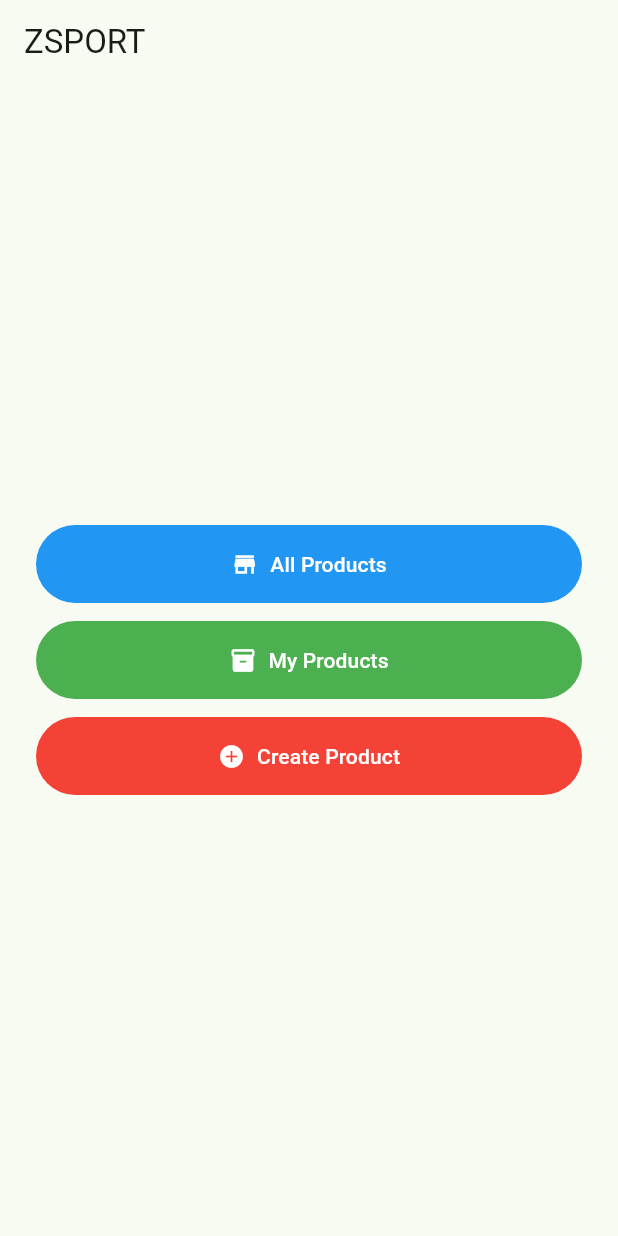
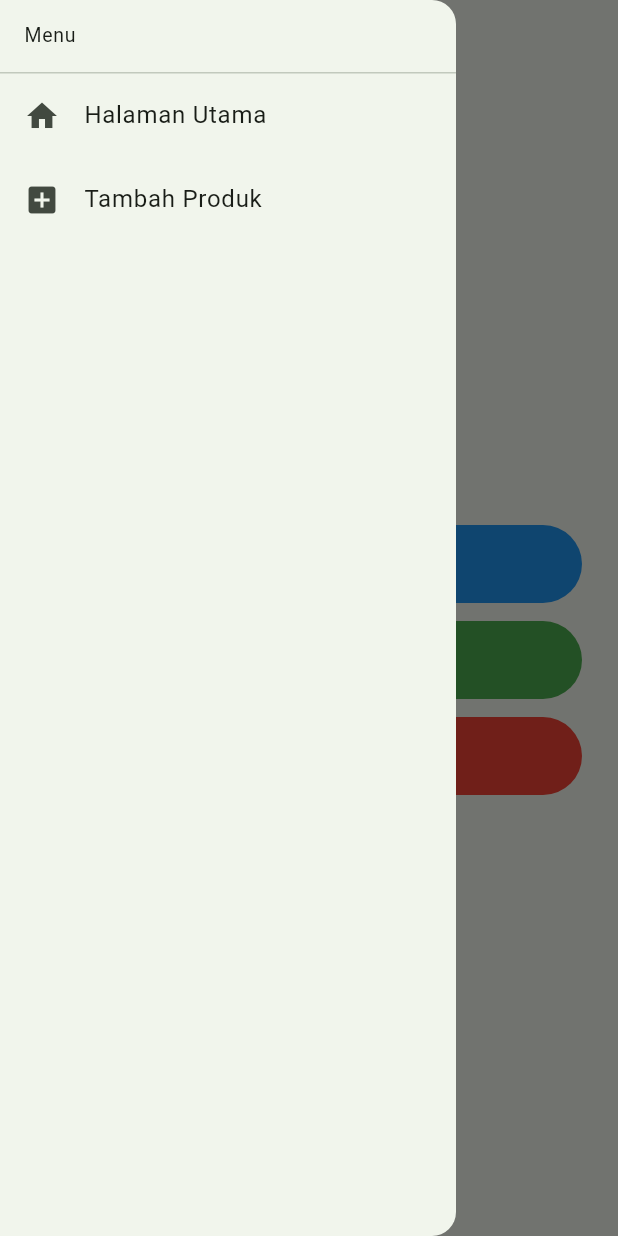
Before and after one commit to izziewizzle/zsport-mobile, a Flutter app: the screen it shows after launch, with the side drawer open (before the commit the screen has no drawer), on a phone screen of 412 x 824 dp. Run offline on Flutter 3.47's test engine with Material 3 defaults, Android fonts, the light colour scheme and no system bars.

Commit message:
TUGAS8 DONE

```diff
--- a/lib/main.dart
+++ b/lib/main.dart
@@ -1,4 +1,6 @@
 import 'package:flutter/material.dart';
+import 'screens/home_page.dart';
+import 'screens/add_product_page.dart';
 
 void main() => runApp(const ZSPORTApp());
 
@@ -11,83 +13,11 @@ class ZSPORTApp extends StatelessWidget {
       title: 'ZSPORT',
       debugShowCheckedModeBanner: false,
       theme: ThemeData(useMaterial3: true, colorSchemeSeed: Colors.green),
-      home: const ZSPORTHomePage(),
+      initialRoute: '/',
+      routes: {
+        '/': (_) => const ZSPORTHomePage(),
+        '/add-product': (_) => const AddProductPage(),
+      },
     );
   }
 }
-
-class ZSPORTHomePage extends StatelessWidget {
-  const ZSPORTHomePage({super.key});
-
-  void _showSnack(BuildContext context, String message) {
-    final m = ScaffoldMessenger.of(context);
-    m.clearSnackBars();
-    m.showSnackBar(SnackBar(content: Text(message)));
-  }
-
-  @override
-  Widget build(BuildContext context) {
-    return Scaffold(
-      appBar: AppBar(title: const Text('ZSPORT')),
-      body: Center(
-        child: Padding(
-          padding: const EdgeInsets.all(24),
-          child: Column(
-            mainAxisSize: MainAxisSize.min,
-            children: [
-              // All Products (Biru)
-              SizedBox(
-                width: double.infinity,
-                child: FilledButton.icon(
-                  icon: const Icon(Icons.store),
-                  label: const Text('All Products'),
-                  style: FilledButton.styleFrom(
-                    backgroundColor: Colors.blue,
-                    foregroundColor: Colors.white,
-                    padding: const EdgeInsets.symmetric(vertical: 16),
-                  ),
-                  onPressed: () =>
-                      _showSnack(context, 'Kamu telah menekan tombol All Products'),
-                ),
-              ),
-              const SizedBox(height: 12),
-
-              // My Products (Hijau)
-              SizedBox(
-                width: double.infinity,
-                child: FilledButton.icon(
-                  icon: const Icon(Icons.inventory_2),
-                  label: const Text('My Products'),
-                  style: FilledButton.styleFrom(
-                    backgroundColor: Colors.green,
-                    foregroundColor: Colors.white,
-                    padding: const EdgeInsets.symmetric(vertical: 16),
-                  ),
-                  onPressed: () =>
-                      _showSnack(context, 'Kamu telah menekan tombol My Products'),
-                ),
-              ),
-              const SizedBox(height: 12),
-
-              // Create Product (Merah)
-              SizedBox(
-                width: double.infinity,
-                child: FilledButton.icon(
-                  icon: const Icon(Icons.add_circle),
-                  label: const Text('Create Product'),
-                  style: FilledButton.styleFrom(
-                    backgroundColor: Colors.red,
-                    foregroundColor: Colors.white,
-                    padding: const EdgeInsets.symmetric(vertical: 16),
-                  ),
-                  onPressed: () =>
-                      _showSnack(context, 'Kamu telah menekan tombol Create Product'),
-                ),
-              ),
-            ],
-          ),
-        ),
-      ),
-    );
-  }
-}
--- /dev/null
+++ b/lib/screens/home_page.dart
@@ -0,0 +1,80 @@
+import 'package:flutter/material.dart';
+import '../widgets/app_drawer.dart';
+
+class ZSPORTHomePage extends StatelessWidget {
+  const ZSPORTHomePage({super.key});
+
+  void _snack(BuildContext ctx, String msg) {
+    final m = ScaffoldMessenger.of(ctx);
+    m.clearSnackBars();
+    m.showSnackBar(SnackBar(content: Text(msg)));
+  }
+
+  @override
+  Widget build(BuildContext context) {
+    return Scaffold(
+      appBar: AppBar(title: const Text('ZSPORT')),
+      drawer: const AppMainDrawer(),
+      body: SafeArea(
+        child: Center(
+          child: Padding(
+            padding: const EdgeInsets.all(24),
+            child: Column(
+              mainAxisSize: MainAxisSize.min,
+              children: [
+                // All Products (Biru)
+                SizedBox(
+                  width: double.infinity,
+                  child: FilledButton.icon(
+                    icon: const Icon(Icons.store),
+                    label: const Text('All Products'),
+                    style: FilledButton.styleFrom(
+                      backgroundColor: Colors.blue,
+                      foregroundColor: Colors.white,
+                      padding: const EdgeInsets.symmetric(vertical: 16),
+                    ),
+                    onPressed: () =>
+                        _snack(context, 'Kamu telah menekan tombol All Products di ZSPORT'),
+                  ),
+                ),
+                const SizedBox(height: 12),
+
+                // My Products (Hijau)
+                SizedBox(
+                  width: double.infinity,
+                  child: FilledButton.icon(
+                    icon: const Icon(Icons.inventory_2),
+                    label: const Text('My Products'),
+                    style: FilledButton.styleFrom(
+                      backgroundColor: Colors.green,
+                      foregroundColor: Colors.white,
+                      padding: const EdgeInsets.symmetric(vertical: 16),
+                    ),
+                    onPressed: () =>
+                        _snack(context, 'Kamu telah menekan tombol My Products di ZSPORT'),
+                  ),
+                ),
+                const SizedBox(height: 12),
+
+                // Create Product (Merah) -> ke halaman form
+                SizedBox(
+                  width: double.infinity,
+                  child: FilledButton.icon(
+                    icon: const Icon(Icons.add_circle),
+                    label: const Text('Tambah Produk'),
+                    style: FilledButton.styleFrom(
+                      backgroundColor: Colors.red,
+                      foregroundColor: Colors.white,
+                      padding: const EdgeInsets.symmetric(vertical: 16),
+                    ),
+                    onPressed: () => Navigator.pushNamed(context, '/add-product'),
+                  ),
+                ),
+              ],
+            ),
+          ),
+        ),
+      ),
+    );
+  }
+}
--- /dev/null
+++ b/lib/widgets/app_drawer.dart
@@ -0,0 +1,38 @@
+import 'package:flutter/material.dart';
+
+class AppMainDrawer extends StatelessWidget {
+  const AppMainDrawer({super.key});
+
+  @override
+  Widget build(BuildContext context) {
+    return Drawer(
+      child: SafeArea(
+        child: ListView(
+          children: [
+            const ListTile(
+              title: Text('Menu'),
+              dense: true,
+            ),
+            const Divider(height: 1),
+            ListTile(
+              leading: const Icon(Icons.home),
+              title: const Text('Halaman Utama'),
+              onTap: () {
+                Navigator.pop(context);
+                Navigator.pushNamedAndRemoveUntil(context, '/', (r) => false);
+              },
+            ),
+            ListTile(
+              leading: const Icon(Icons.add_box),
+              title: const Text('Tambah Produk'),
+              onTap: () {
+                Navigator.pop(context);
+                Navigator.pushNamed(context, '/add-product');
+              },
+            ),
+          ],
+        ),
+      ),
+    );
+  }
+}
```
Also changed, not shown: lib/screens/add_product_page.dart (added, +182 -0 lines), 1 other file.
